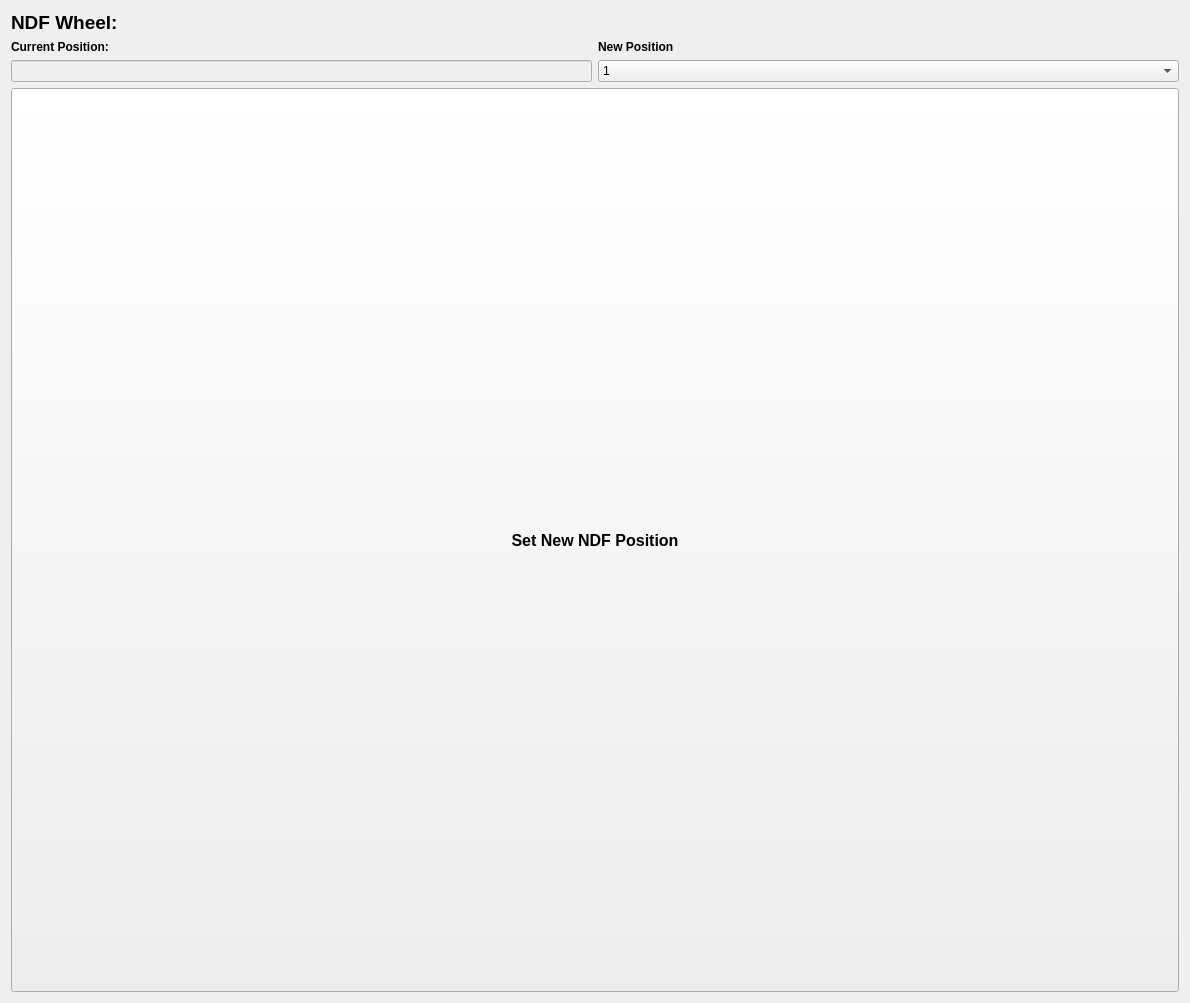
The window that SPHEREx-Calibration-Automation/pylab/pylabnew/pylabgui/QTDesigner/ndfWheelDialog.ui (samcondon4/SPHEREx-lab-tools) describes before a commit, drawn with Qt 5.
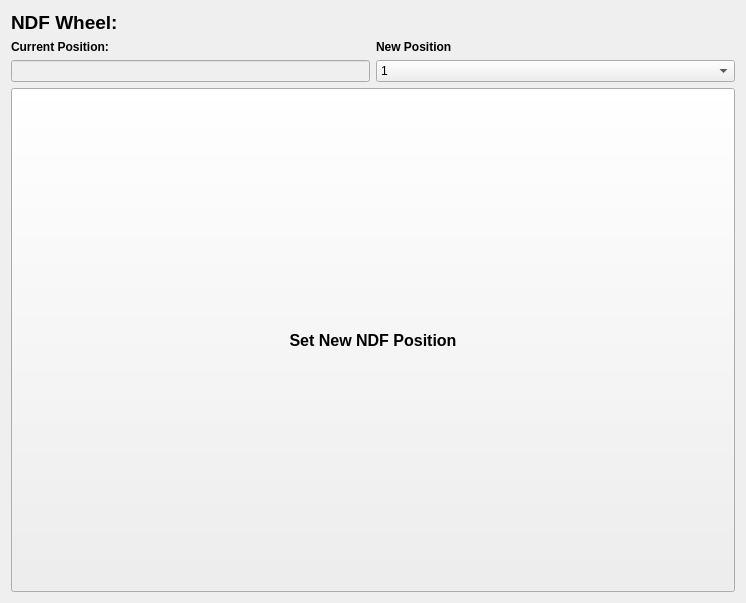
The same window after the commit.

Patch:
```diff
--- a/SPHEREx-Calibration-Automation/pylab/pylabnew/pylabgui/QTDesigner/ndfWheelDialog.ui
+++ b/SPHEREx-Calibration-Automation/pylab/pylabnew/pylabgui/QTDesigner/ndfWheelDialog.ui
@@ -6,8 +6,8 @@
    <rect>
     <x>0</x>
     <y>0</y>
-    <width>1190</width>
-    <height>1003</height>
+    <width>746</width>
+    <height>603</height>
    </rect>
   </property>
   <property name="windowTitle">
```
Left out of the diff: 4 changed lines with no effect on the pictures.
